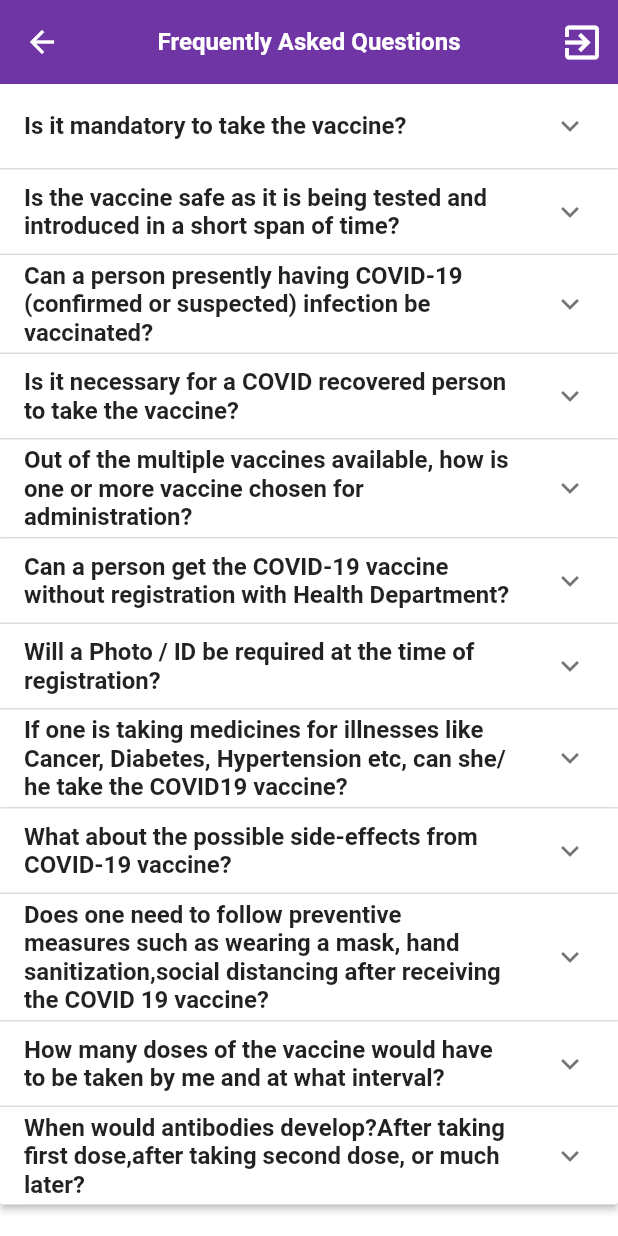
After one commit to suryakamalog/covac, a Flutter app: the FAQPage screen opened directly, on a phone screen of 412 x 824 dp. The commit adds this screen. Run offline on Flutter 3.47's test engine with Material 2 defaults, Android fonts, the phone set to English and light mode, and no system bars; our stand-ins replace cloud_firestore, firebase_auth, firebase_core, flutter_datetime_picker, flutter_svg, font_awesome_flutter and 1 more; accounts and stored records are empty.

Commit message:
added FAQ page

```diff
--- a/lib/components/userDetailCard.dart
+++ b/lib/components/userDetailCard.dart
@@ -70,12 +70,14 @@ class _UserDetailCardState extends State<UserDetailCard> {
         .collection("vaccinatedUsers")
         .doc(widget.particularUser['uid'])
         .set({
-      "userName": "${widget.particularUser["name"]}",
+      "userName":
+          "${widget.particularUser["firstName"]} ${widget.particularUser["lastName"]}",
       "workerName": "$currentWorkerName",
       "date": "$_date",
-      "address": "${widget.particularUser["address"]}",
+      "address":
+          "${widget.particularUser["addressLine1"]}, ${widget.particularUser["addressLine2"]}, ${widget.particularUser["city"]}, ${widget.particularUser["state"]}",
       "isVaccinated": false,
-      // "OTP": "$_date",
+      // "OTP": "$_otp",
     });
   }
 
@@ -110,7 +112,7 @@ class _UserDetailCardState extends State<UserDetailCard> {
                 crossAxisAlignment: CrossAxisAlignment.start,
                 children: <Widget>[
                   Text(
-                    'Name: ${widget.particularUser["name"]}',
+                    'Name: ${widget.particularUser["firstName"]} ${widget.particularUser["lastName"]}',
                     style: textStyle,
                   ),
                   SizedBox(
@@ -142,7 +144,7 @@ class _UserDetailCardState extends State<UserDetailCard> {
                     height: 10,
                   ),
                   Text(
-                    'Address: ${widget.particularUser["address"]}',
+                    'Address: ${widget.particularUser["addressLine1"]}, ${widget.particularUser["addressLine2"]}, ${widget.particularUser["city"]}, ${widget.particularUser["state"]}',
                     style: textStyle,
                   ),
                   SizedBox(
--- /dev/null
+++ b/lib/faq.dart
@@ -0,0 +1,127 @@
+import 'dart:ui';
+
+import 'package:covac/utils/constants.dart';
+import 'package:firebase_auth/firebase_auth.dart';
+import 'package:flutter/material.dart';
+
+import 'main.dart';
+
+class FAQPage extends StatefulWidget {
+  @override
+  _FAQPageState createState() => _FAQPageState();
+}
+
+class _FAQPageState extends State<FAQPage> {
+  List<Item> _data = generateItem();
+
+  Widget _buildListPanel() {
+    return ExpansionPanelList(
+      expansionCallback: (int index, bool isExpanded) {
+        setState(() {
+          _data[index].isExpanded = !isExpanded;
+        });
+      },
+      children: _data.map<ExpansionPanel>(
+        (Item item) {
+          return ExpansionPanel(
+              headerBuilder: (BuildContext context, bool isExpanded) {
+                return ListTile(
+                    title: Text(
+                  item.headerValue,
+                  style: TextStyle(fontWeight: FontWeight.bold),
+                ));
+              },
+              body: ListTile(
+                title: Text(item.expandedValue),
+                onTap: () {},
+              ),
+              isExpanded: item.isExpanded);
+        },
+      ).toList(),
+    );
+  }
+
+  @override
+  Widget build(BuildContext context) {
+    return Scaffold(
+      body: SingleChildScrollView(
+        child: Container(
+          child: _buildListPanel(),
+        ),
+      ),
+      appBar: AppBar(
+        title: Text(
+          "Frequently Asked Questions",
+          style: TextStyle(
+            fontSize: 16,
+            fontWeight: FontWeight.bold,
+            color: Colors.white,
+          ),
+        ),
+        actions: [
+          IconButton(
+            icon: Icon(
+              Icons.exit_to_app,
+              size: 30,
+              color: Colors.white,
+            ),
+            onPressed: () async {
+              await FirebaseAuth.instance.signOut();
+              Navigator.pushAndRemoveUntil(
+                  context,
+                  MaterialPageRoute(builder: (context) => MyApp()),
+                  (route) => false);
+            },
+          )
+        ],
+        backgroundColor: kPrimaryColor,
+        elevation: 0,
+        centerTitle: true,
+        textTheme: Theme.of(context).textTheme,
+      ),
+    );
+  }
+}
+
+class Item {
+  String expandedValue;
+  String headerValue;
+  bool isExpanded;
+
+  Item({this.expandedValue, this.headerValue, this.isExpanded = false});
+}
+
+List<Item> generateItem() {
+  List questions = [
+    "Is it mandatory to take the vaccine?",
+    "Is the vaccine safe as it is being tested and introduced in a short span of time?",
+    "Can a person presently having COVID-19 (confirmed or suspected) infection be vaccinated?",
+    "Is it necessary for a COVID recovered person to take the vaccine?",
+    "Out of the multiple vaccines available, how is one or more vaccine chosen for administration?",
+    "Can a person get the COVID-19 vaccine without registration with Health Department?",
+    "Will a Photo / ID be required at the time of registration?",
+    "If one is taking medicines for illnesses like Cancer, Diabetes, Hypertension etc, can she/he take the COVID19 vaccine?",
+    "What about the possible side-effects from COVID-19 vaccine?",
+    "Does one need to follow preventive measures such as wearing a mask, hand sanitization,social distancing after receiving the COVID 19 vaccine?",
+    "How many doses of the vaccine would have to be taken by me and at what interval?",
+    "When would antibodies develop?After taking first dose,after taking second dose, or much later?",
+  ];
+  List answers = [
+    "Vaccination for COVID-19 is voluntary.However, it is advisable to receive the complete schedule of COVID-19 vaccine for protecting one-self against this disease and also to limit the spread of this disease to the close contacts including family members, friends, relatives and co-workers.",
+    "Vaccines that is introduced in the country only after the regulatory bodies clear it based on its safety and efficacy.",
+    "Person with confirmed or suspected COVID-19 infection may increase the risk of spreading the same to others at vaccination site. For this reason, infected individuals should defer vaccination for 14 days after symptoms resolution.",
+    "Yes, it is advisable to receive complete schedule of COVID vaccine irrespective of past history of infection with COVID-19. This will help in developing a strong immune response against the disease.",
+    "The safety and efficacy data from clinical trials of vaccine candidates are examined by Drug regulator of our country before granting the license for the same. Hence, all the COVID-19 vaccines that receive license will have comparable safety and efficacy.However, it must be ensured that the entire schedule of vaccination is completed by only one type of vaccine as different COVID-19 vaccines are not interchangeable.",
+    "No, registration of beneficiary is mandatory for vaccination for COVID 19 either online from home or to any of the vaccination centres.",
+    "The Photo ID produced at the time of registration must be produced and verified at the time of vaccination.",
+    "Yes. Persons with one or more of these comorbid conditions are considered high risk category. They need to get COVID -19 vaccination.",
+    "COVID Vaccine are introduced only when the safety is proven. As is true for other vaccines, the common side effects in some individuals could be mild fever, pain, etc. at the site of injection.States have been asked to start making arrangements to deal with any Covid-19 vaccine-related side-effects as one of the measures towards safe vaccine delivery among masses.You can also chat with healthcare workers and get clarifications on the same.",
+    "Even after receiving the COVID 19 vaccine, we must continue taking all precautions like use of face cover or masks, hand sanitization and maintain distancing (6 feet or Do Gaj). These behaviours must be followed both during vaccination and in general.",
+    "Two doses of vaccine, 28 days apart, need to be taken by an individual to complete the vaccination schedule.",
+    "Protective levels of antibodies are generally developed two weeks after receiving the 2nd dose of COVID-19 vaccine.",
+  ];
+
+  return List.generate(questions.length, (index) {
+    return Item(headerValue: questions[index], expandedValue: answers[index]);
+  });
+}
--- a/lib/userView/UserDashboard.dart
+++ b/lib/userView/UserDashboard.dart
@@ -4,6 +4,7 @@ import 'package:covac/utils/constants.dart';
 import 'package:firebase_auth/firebase_auth.dart';
 import 'package:flutter/material.dart';
 
+import '../faq.dart';
 import '../main.dart';
 
 const textStyle = TextStyle(
@@ -225,10 +226,14 @@ class _UserDashboardState extends State<UserDashboard> {
             ListTile(
               title: Text('FAQs'),
               onTap: () {
-                // Update the state of the app
-                // ...
-                // Then close the drawer
-                Navigator.pop(context);
+                Navigator.push(
+                  context,
+                  MaterialPageRoute(
+                    builder: (context) {
+                      return FAQPage();
+                    },
+                  ),
+                );
               },
             ),
           ],
--- a/lib/workerView/workerDashboard.dart
+++ b/lib/workerView/workerDashboard.dart
@@ -1,5 +1,6 @@
 import 'package:cloud_firestore/cloud_firestore.dart';
 import 'package:covac/components/userDetailCard.dart';
+import 'package:covac/faq.dart';
 import 'package:covac/utils/constants.dart';
 import 'package:covac/workerView/vaccinatedUsers.dart';
 import 'package:firebase_auth/firebase_auth.dart';
@@ -193,10 +194,18 @@ class _WorkerDashboardState extends State<WorkerDashboard> {
             ListTile(
               title: Text('FAQs'),
               onTap: () {
+                Navigator.push(
+                  context,
+                  MaterialPageRoute(
+                    builder: (context) {
+                      return FAQPage();
+                    },
+                  ),
+                );
                 // Update the state of the app
                 // ...
                 // Then close the drawer
-                Navigator.pop(context);
+                // Navigator.pop(context);
               },
             ),
           ],
```
